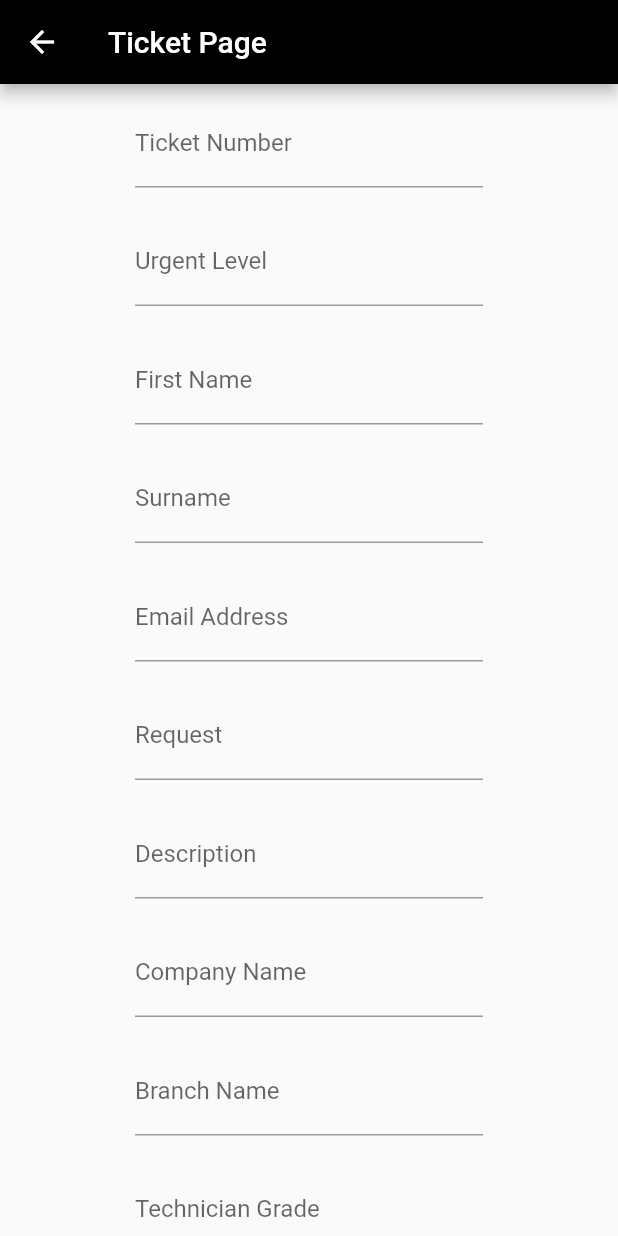
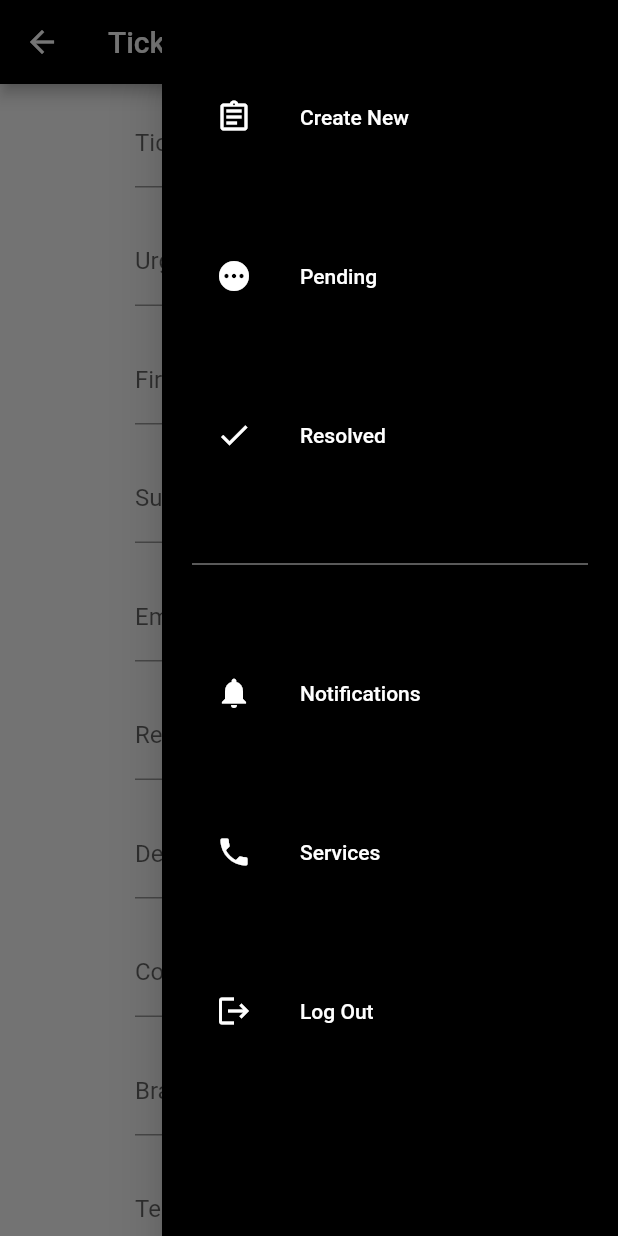
Before and after one commit to nathanmoyana/ticketsytem2, a Flutter app: the MainCreateTicket screen opened directly, with the side drawer open (before the commit the screen has no drawer), on a phone screen of 412 x 824 dp. Run offline on Flutter 3.47's test engine with Material 2 defaults, Android fonts, the phone set to English and light mode, and no system bars; missing offline and left inert: file_picker_cross.

Commit message:
another commit

```diff
--- a/lib/routes/create_ticket.dart
+++ b/lib/routes/create_ticket.dart
@@ -1,6 +1,7 @@
 import 'package:file_picker_cross/file_picker_cross.dart';
 import 'package:flutter/material.dart';
 import 'package:flutter/services.dart';
+import 'package:ticket_system/widgets/NavigationDrawerWidget.dart';
 import 'view_ticket.dart';
 
 String ticketNumber = '';
@@ -45,6 +46,7 @@ class CreateTicket extends State<MainCreateTicket> {
 
   Widget build(BuildContext context) {
     return Scaffold(
+      endDrawer: NavigationDrawerWidget(),
       appBar: AppBar(
         title: Text('Ticket Page'),
         backgroundColor: Colors.black,
--- a/lib/routes/signup.dart
+++ b/lib/routes/signup.dart
@@ -1,4 +1,5 @@
 import 'package:flutter/material.dart';
+import 'package:ticket_system/widgets/NavigationDrawerWidget.dart';
 import 'login.dart';
 import 'create_ticket.dart';
 
@@ -10,6 +11,7 @@ class MainSignUp extends StatefulWidget {
 class SignUp extends State<MainSignUp> {
   Widget build(BuildContext context) {
     return Scaffold(
+      endDrawer: NavigationDrawerWidget(),
       appBar: AppBar(
         title: Text('Login Page'),
       ),
--- a/lib/routes/view_ticket.dart
+++ b/lib/routes/view_ticket.dart
@@ -1,6 +1,7 @@
 import 'package:flutter/material.dart';
+import 'package:ticket_system/widgets/NavigationDrawerWidget.dart';
 import 'login.dart';
-import 'package:flutter/gestures.dart';
+import 'TicketList.dart';
 
 class MainViewTicket extends StatefulWidget {
   final String ticketNumber;
@@ -36,6 +37,7 @@ class MainViewTicket extends StatefulWidget {
 class ViewTicket extends State<MainViewTicket> {
   Widget build(BuildContext context) {
     return Scaffold(
+      endDrawer: NavigationDrawerWidget(),
       appBar: AppBar(
         title: Text('View Ticket Page'),
         backgroundColor: Colors.black,
@@ -148,7 +150,7 @@ class ViewTicket extends State<MainViewTicket> {
             child: MaterialButton(
               onPressed: () {
                 Navigator.push(context,
-                    MaterialPageRoute(builder: (context) => MainLoginPage()));
+                    MaterialPageRoute(builder: (context) => MainTicketList()));
               },
               height: 50,
               color: Colors.black,
--- /dev/null
+++ b/lib/widgets/NavigationDrawerWidget.dart
@@ -0,0 +1,135 @@
+import 'package:flutter/material.dart';
+
+import '../routes/create_ticket.dart';
+import '../routes/TicketList.dart';
+import '../routes/login.dart';
+import '../routes/services.dart';
+import '../routes/notifications.dart';
+
+class NavigationDrawerWidget extends StatelessWidget {
+  final padding = EdgeInsets.symmetric(horizontal: 20);
+
+  @override
+  Widget build(BuildContext context) {
+    return Drawer(
+      child: Material(
+        color: Colors.black,
+        child: ListView(
+          padding: padding,
+          children: <Widget>[
+            const SizedBox(
+              height: 50,
+            ),
+            buildMenuItem(
+              text: 'Create New',
+              icon: Icons.assignment_outlined,
+              onClicked: () => selectedItem(context, 0),
+            ),
+            const SizedBox(
+              height: 50,
+            ),
+            buildMenuItem(
+              text: 'Pending',
+              icon: Icons.pending,
+              onClicked: () => selectedItem(context, 1),
+            ),
+            const SizedBox(
+              height: 50,
+            ),
+            buildMenuItem(
+              text: 'Resolved',
+              icon: Icons.check,
+              onClicked: () => selectedItem(context, 2),
+            ),
+            const SizedBox(
+              height: 50,
+            ),
+            Divider(color: Colors.white70),
+            const SizedBox(
+              height: 50,
+            ),
+            buildMenuItem(
+              text: 'Notifications',
+              icon: Icons.notifications,
+              onClicked: () => selectedItem(context, 3),
+            ),
+            const SizedBox(
+              height: 50,
+            ),
+            buildMenuItem(
+              text: 'Services',
+              icon: Icons.phone,
+              onClicked: () => selectedItem(context, 4),
+            ),
+            const SizedBox(
+              height: 50,
+            ),
+            buildMenuItem(
+              text: 'Log Out',
+              icon: Icons.logout,
+              onClicked: () => selectedItem(context, 5),
+            ),
+          ],
+        ),
+      ),
+    );
+  }
+
+  Widget buildMenuItem({
+    required String text,
+    required IconData icon,
+    required VoidCallback? onClicked,
+  }) {
+    final color = Colors.white;
+    final hoverColor = Colors.white70;
+
+    return ListTile(
+      leading: Icon(
+        icon,
+        color: color,
+      ),
+      title: Text(
+        text,
+        style: TextStyle(color: color),
+      ),
+      hoverColor: hoverColor,
+      onTap: onClicked,
+    );
+  }
+
+  void selectedItem(BuildContext context, int index) {
+    Navigator.of(context).pop();
+    switch (index) {
+      case 0:
+        Navigator.of(context).push(MaterialPageRoute(
+          builder: (context) => MainCreateTicket(),
+        ));
+        break;
+      case 1:
+        Navigator.of(context).push(MaterialPageRoute(
+          builder: (context) => MainTicketList(),
+        ));
+        break;
+      case 2:
+        Navigator.of(context).push(MaterialPageRoute(
+          builder: (context) => MainTicketList(),
+        ));
+        break;
+      case 3:
+        Navigator.of(context).push(MaterialPageRoute(
+          builder: (context) => MainNotifications(),
+        ));
+        break;
+      case 4:
+        Navigator.of(context).push(MaterialPageRoute(
+          builder: (context) => MainServices(),
+        ));
+        break;
+      case 5:
+        Navigator.of(context).push(MaterialPageRoute(
+          builder: (context) => MainLoginPage(),
+        ));
+        break;
+    }
+  }
+}
```
Also changed, not shown: lib/database/moor_database.dart (added, +10 -0 lines), lib/routes/Notifications.dart (added, +29 -0 lines), lib/routes/TicketList.dart (added, +29 -0 lines), lib/routes/drawer.dart (added, +21 -0 lines), lib/routes/login.dart (+4 -5 lines), lib/routes/services.dart (added, +29 -0 lines), pubspec.lock, 2 other files.
